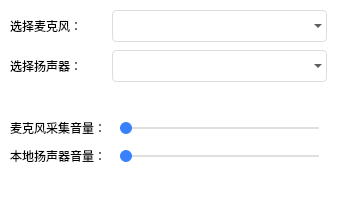
The window that Windows/src/TestAudioSetting/DlgAudioSet.ui (cloudroomSDK/API-Demo) describes before a commit, drawn with Qt 5.
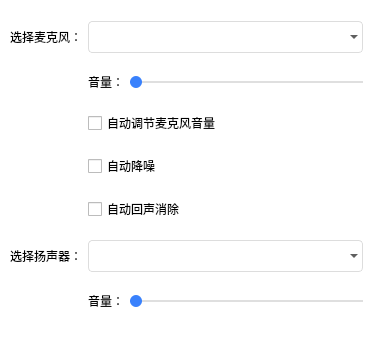
The same window after the commit. Icons and pictures are not drawn.

Patch:
```diff
--- a/Windows/src/TestAudioSetting/DlgAudioSet.ui
+++ b/Windows/src/TestAudioSetting/DlgAudioSet.ui
@@ -6,8 +6,8 @@
    <rect>
     <x>0</x>
     <y>0</y>
-    <width>337</width>
-    <height>204</height>
+    <width>373</width>
+    <height>338</height>
    </rect>
   </property>
   <property name="windowTitle">
@@ -54,14 +54,15 @@
 QSlider {
 	min-height: 20px;
 	max-height: 20px;
-	padding-left: 8px;
-	padding-right: 8px;
 }
 QSlider::add-page:horizontal {       
 	background-color:rgb(223,223,223);  
 }  
 QSlider::sub-page:horizontal {  
 	background-color: rgb(57,129,252);
+}
+QSlider::sub-page:horizontal:disabled {  
+	background-color: rgb(223,223,223);
 }  
 QSlider::groove:horizontal {  
 	background:transparent;  
@@ -74,15 +75,12 @@
 	margin-bottom: -5px;
 	border-radius: 6px;
 	background: rgb(57,129,252);
+}  
+QSlider::handle:horizontal:disabled {
+	background: rgb(223,223,223);
 }  </string>
   </property>
-  <layout class="QFormLayout" name="formLayout">
-   <property name="labelAlignment">
-    <set>Qt::AlignLeading|Qt::AlignLeft|Qt::AlignVCenter</set>
-   </property>
-   <property name="verticalSpacing">
-    <number>8</number>
-   </property>
+  <layout class="QGridLayout" name="gridLayout">
    <property name="leftMargin">
     <number>10</number>
    </property>
@@ -95,6 +93,16 @@
    <property name="bottomMargin">
     <number>10</number>
    </property>
+   <property name="verticalSpacing">
+    <number>8</number>
+   </property>
+   <item row="5" column="0">
+    <widget class="QLabel" name="label_2">
+     <property name="text">
+      <string>选择扬声器：</string>
+     </property>
+    </widget>
+   </item>
    <item row="0" column="0">
     <widget class="QLabel" name="label">
      <property name="text">
@@ -102,62 +110,60 @@
      </property>
     </widget>
    </item>
-   <item row="0" column="1">
+   <item row="6" column="1">
+    <widget class="QLabel" name="label_5">
+     <property name="text">
+      <string>音量：</string>
+     </property>
+    </widget>
+   </item>
+   <item row="0" column="1" colspan="2">
     <widget class="QComboBox" name="cbBx_micSel"/>
    </item>
-   <item row="1" column="0">
-    <widget class="QLabel" name="label_2">
-     <property name="text">
-      <string>选择扬声器：</string>
-     </property>
-    </widget>
-   </item>
-   <item row="1" column="1">
-    <widget class="QComboBox" name="cbBx_spkSel"/>
-   </item>
-   <item row="3" column="0">
-    <widget class="QLabel" name="label_3">
-     <property name="text">
-      <string>麦克风采集音量：</string>
-     </property>
-    </widget>
-   </item>
-   <item row="3" column="1">
+   <item row="1" column="2">
     <widget class="QSlider" name="sld_micVol">
      <property name="orientation">
       <enum>Qt::Horizontal</enum>
      </property>
     </widget>
    </item>
-   <item row="4" column="0">
-    <widget class="QLabel" name="label_4">
-     <property name="text">
-      <string>本地扬声器音量：</string>
-     </property>
-    </widget>
-   </item>
-   <item row="4" column="1">
+   <item row="6" column="2">
     <widget class="QSlider" name="sld_spkVol">
      <property name="orientation">
       <enum>Qt::Horizontal</enum>
      </property>
     </widget>
    </item>
-   <item row="2" column="1">
-    <spacer name="verticalSpacer">
-     <property name="orientation">
-      <enum>Qt::Vertical</enum>
+   <item row="1" column="1">
+    <widget class="QLabel" name="label_3">
+     <property name="text">
+      <string>音量：</string>
      </property>
-     <property name="sizeType">
-      <enum>QSizePolicy::Fixed</enum>
+    </widget>
+   </item>
+   <item row="5" column="1" colspan="2">
+    <widget class="QComboBox" name="cbBx_spkSel"/>
+   </item>
+   <item row="2" column="1" colspan="2">
+    <widget class="QCheckBox" name="agc">
+     <property name="text">
+      <string>自动调节麦克风音量</string>
      </property>
-     <property name="sizeHint" stdset="0">
-      <size>
-       <width>20</width>
-       <height>20</height>
-      </size>
+    </widget>
+   </item>
+   <item row="3" column="1" colspan="2">
+    <widget class="QCheckBox" name="ans">
+     <property name="text">
+      <string>自动降噪</string>
      </property>
-    </spacer>
+    </widget>
+   </item>
+   <item row="4" column="1" colspan="2">
+    <widget class="QCheckBox" name="aec">
+     <property name="text">
+      <string>自动回声消除</string>
+     </property>
+    </widget>
    </item>
   </layout>
  </widget>
```
Left out of the diff: 9 changed lines with no effect on the pictures.
